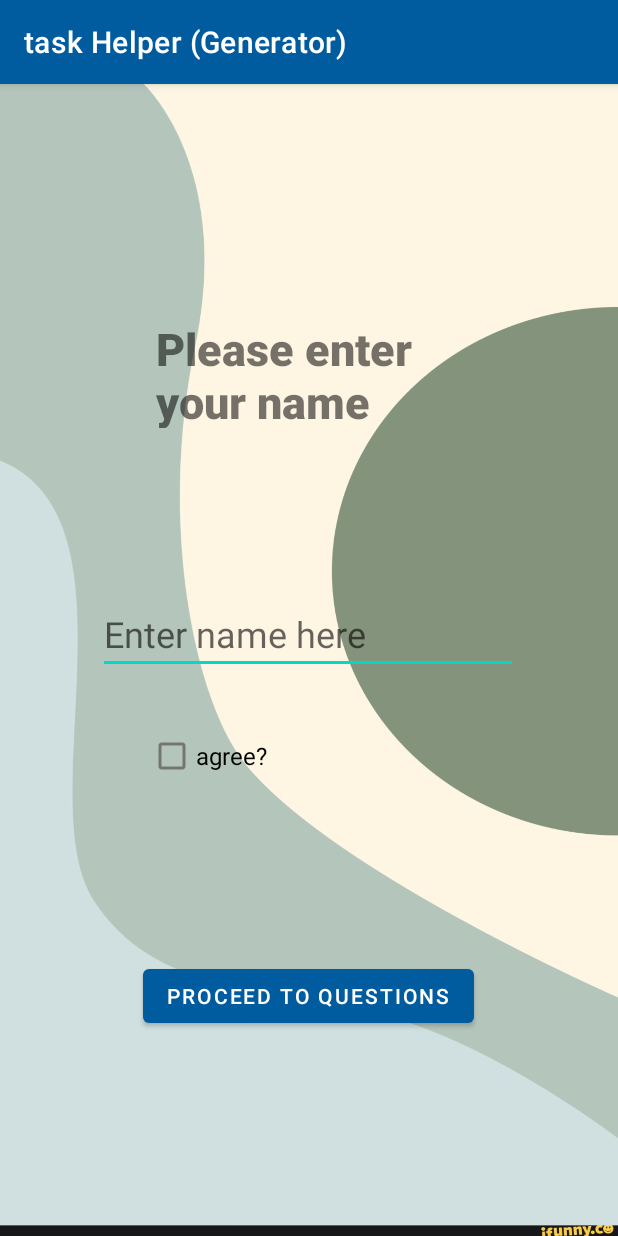
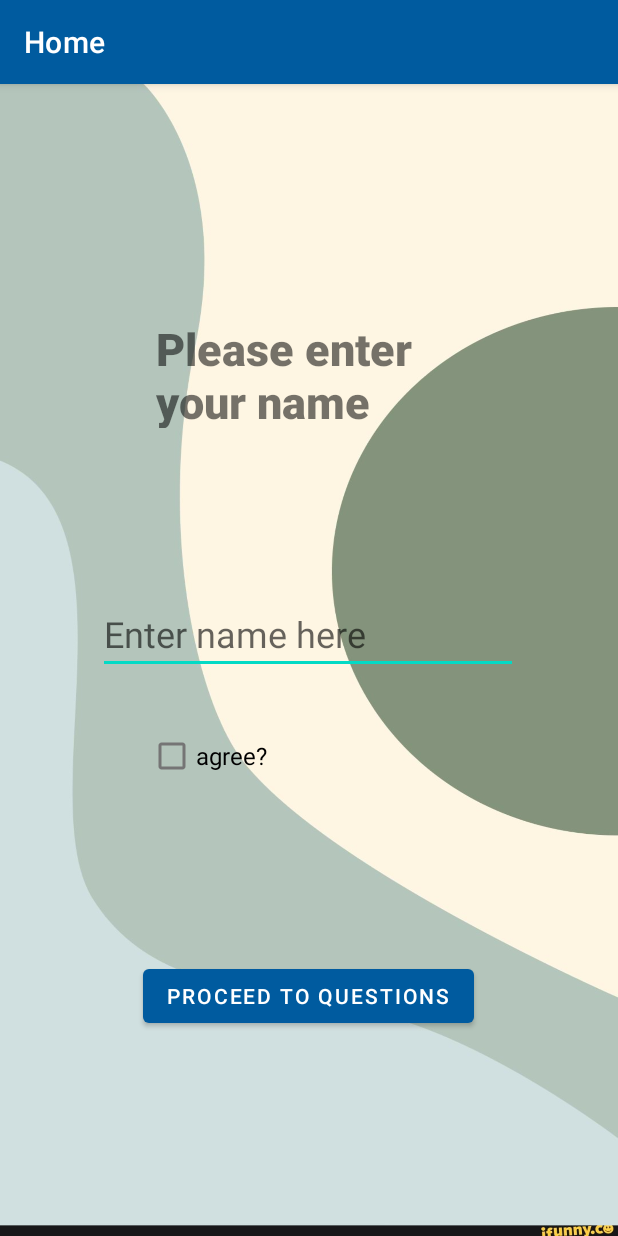
Before and after one commit to AltTheo/Android_PAPL, an Android app: the WelcomeScreen screen opened directly, with no data from a screen before it, on a phone screen of 412 x 824 dp. Run offline under Robolectric (Android 15) with nearby library versions, the phone set to English and light mode, and no system bars; Roboto replaces fonts that are not available here.

Commit message:
Added music to background

```diff
--- a/app/src/main/AndroidManifest.xml
+++ b/app/src/main/AndroidManifest.xml
@@ -5,7 +5,7 @@
     <application
         android:allowBackup="true"
         android:icon="@mipmap/ic_launcher"
-        android:label="@string/app_name"
+        android:label="task Helper (Generator)"
         android:roundIcon="@mipmap/ic_launcher_round"
         android:supportsRtl="true"
         android:theme="@style/Theme.FrontEndWork">
--- a/app/src/main/java/com/example/frontendwork/WelcomeScreen.java
+++ b/app/src/main/java/com/example/frontendwork/WelcomeScreen.java
@@ -4,8 +4,10 @@ import androidx.appcompat.app.AppCompatActivity;
 
 import android.annotation.SuppressLint;
 import android.content.Intent;
+import android.media.MediaPlayer;
 import android.os.Bundle;
 import android.view.View;
+import android.widget.Button;
 import android.widget.EditText;
 import android.widget.TextView;
 
@@ -15,7 +17,9 @@ public class WelcomeScreen extends AppCompatActivity {
     protected void onCreate(Bundle savedInstanceState) {
         super.onCreate(savedInstanceState);
         setContentView(R.layout.activity_welcome_screen);
-        setTitle("task Helper (Generator)");
+        setTitle("Home");
+        MediaPlayer media = MediaPlayer.create(this, R.raw.sound);
+        media.start();
     }
 
     @SuppressLint("SetTextI18n")
@@ -25,6 +29,10 @@ public class WelcomeScreen extends AppCompatActivity {
 //        String name = tv.getText().toString();
 //        ((TextView) findViewById(R.id.wlcDisplay)).setText("HELLO THERE, "+name);
         startActivity(i);
+//
+//        Button b = findViewById(R.id.nextPage);
+//        MediaPlayer media = MediaPlayer.create(this, R.raw.sound);
+//        media.start();
     }
 
 
```
Also changed, not shown: app/src/main/res/drawable/volume_up.xml (added, +10 -0 lines), 1 other file.
